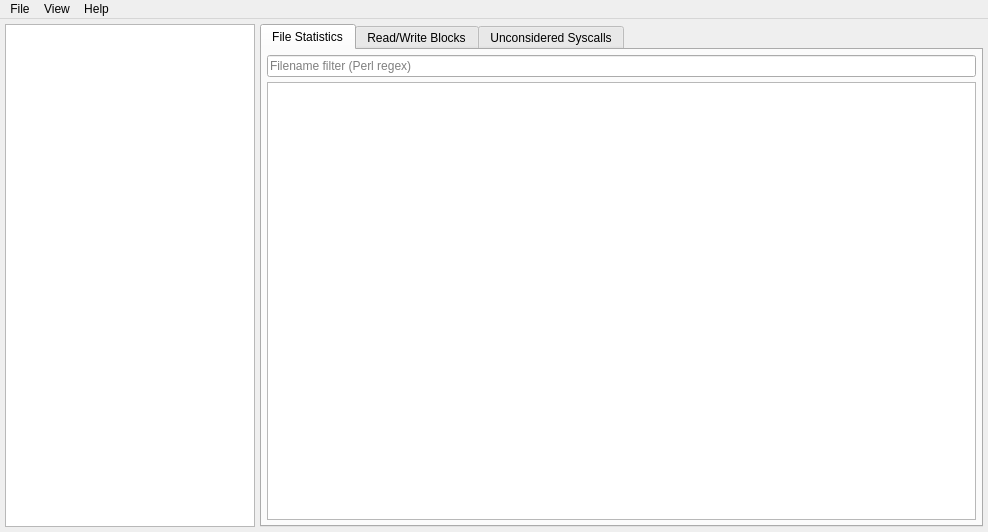
This is iotracegui/view/main_window.ui in nicolasgross/iotrace-gui as Qt 5 draws it before an edit. The edited form follows.
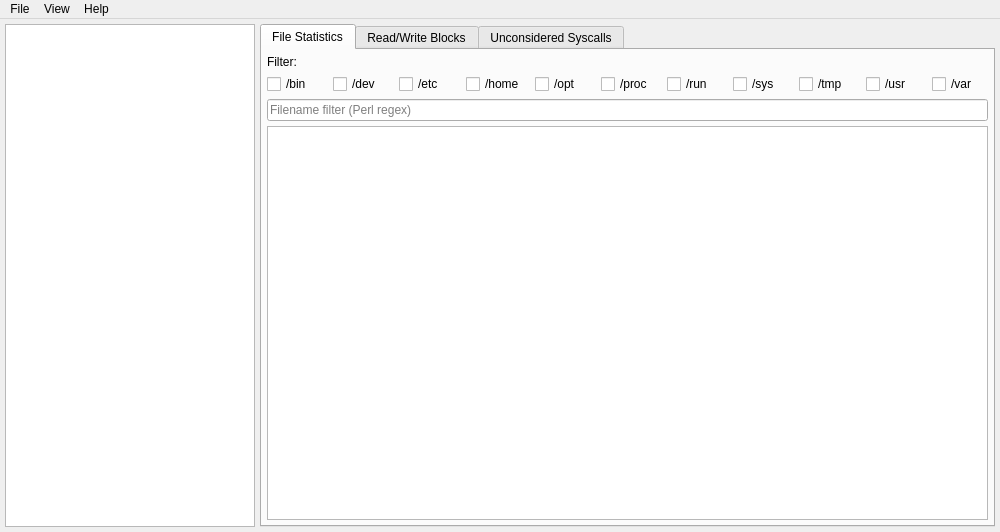
This is the edited form.

Commit message: Add directory checkbox filters

Patch:
```diff
--- a/iotracegui/view/main_window.ui
+++ b/iotracegui/view/main_window.ui
@@ -6,13 +6,13 @@
    <rect>
     <x>0</x>
     <y>0</y>
-    <width>988</width>
+    <width>1000</width>
     <height>532</height>
    </rect>
   </property>
   <property name="minimumSize">
    <size>
-    <width>800</width>
+    <width>1000</width>
     <height>300</height>
    </size>
   </property>
@@ -71,6 +71,97 @@
         <property name="bottomMargin">
          <number>5</number>
         </property>
+        <item>
+         <widget class="QLabel" name="label">
+          <property name="text">
+           <string>Filter:</string>
+          </property>
+         </widget>
+        </item>
+        <item>
+         <layout class="QHBoxLayout" name="horizontalLayout">
+          <property name="spacing">
+           <number>10</number>
+          </property>
+          <item>
+           <widget class="QCheckBox" name="checkBoxBin">
+            <property name="text">
+             <string>/bin</string>
+            </property>
+           </widget>
+          </item>
+          <item>
+           <widget class="QCheckBox" name="checkBoxDev">
+            <property name="text">
+             <string>/dev</string>
+            </property>
+           </widget>
+          </item>
+          <item>
+           <widget class="QCheckBox" name="checkBoxEtc">
+            <property name="text">
+             <string>/etc</string>
+            </property>
+           </widget>
+          </item>
+          <item>
+           <widget class="QCheckBox" name="checkBoxHome">
+            <property name="text">
+             <string>/home</string>
+            </property>
+           </widget>
+          </item>
+          <item>
+           <widget class="QCheckBox" name="checkBoxOpt">
+            <property name="text">
+             <string>/opt</string>
+            </property>
+           </widget>
+          </item>
+          <item>
+           <widget class="QCheckBox" name="checkBoxProc">
+            <property name="text">
+             <string>/proc</string>
+            </property>
+           </widget>
+          </item>
+          <item>
+           <widget class="QCheckBox" name="checkBoxRun">
+            <property name="text">
+             <string>/run</string>
+            </property>
+           </widget>
+          </item>
+          <item>
+           <widget class="QCheckBox" name="checkBoxSys">
+            <property name="text">
+             <string>/sys</string>
+            </property>
+           </widget>
+          </item>
+          <item>
+           <widget class="QCheckBox" name="checkBoxTmp">
+            <property name="text">
+             <string>/tmp</string>
+            </property>
+           </widget>
+          </item>
+          <item>
+           <widget class="QCheckBox" name="checkBoxUsr">
+            <property name="text">
+             <string>/usr</string>
+            </property>
+           </widget>
+          </item>
+          <item>
+           <widget class="QCheckBox" name="checkBoxVar">
+            <property name="text">
+             <string>/var</string>
+            </property>
+           </widget>
+          </item>
+         </layout>
+        </item>
         <item>
          <widget class="QLineEdit" name="filestatsLineEdit">
           <property name="placeholderText">
@@ -181,7 +272,7 @@
     <rect>
      <x>0</x>
      <y>0</y>
-     <width>988</width>
+     <width>1000</width>
      <height>26</height>
     </rect>
    </property>
```
The commit also changes 3 other files.
